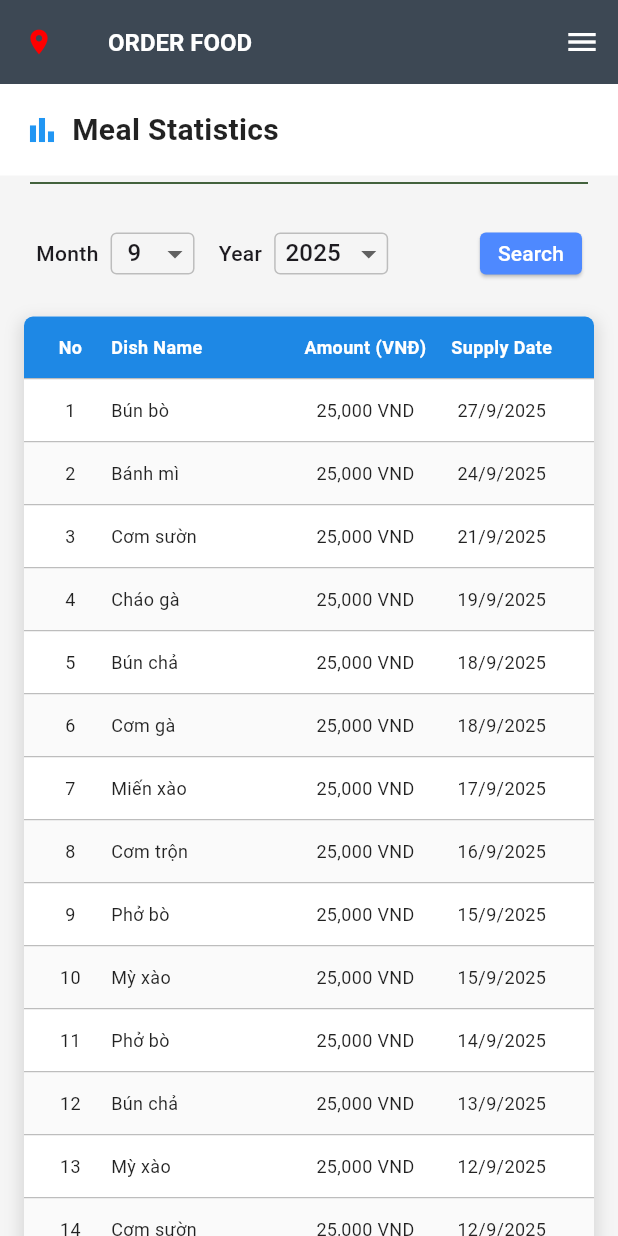
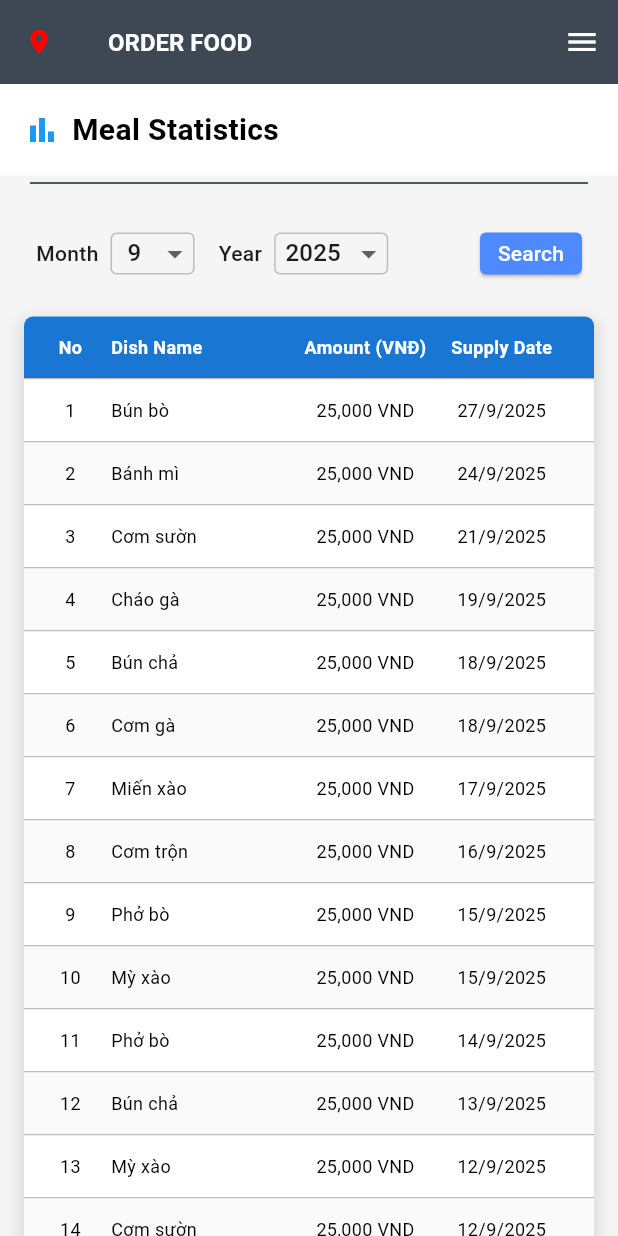
Before and after one commit to anhtv03/e-food, a Flutter app: the StatisticPage screen opened directly, on a phone screen of 412 x 824 dp. Run offline on Flutter 3.47's test engine with Material 3 defaults, Android fonts, the phone set to English and light mode, and no system bars; our stand-ins replace equatable, flutter_bloc.

Commit message:
chore: add new localization keys, replace hardcoded strings with AppLocalizations, and centralize color usage in AppColors across the codebase

```diff
--- a/lib/blocs/home_bloc/home_bloc.dart
+++ b/lib/blocs/home_bloc/home_bloc.dart
@@ -20,6 +20,7 @@ class HomeBloc extends Bloc<HomeEvent, HomeState> {
 
     try {
       await Future.delayed(Duration(seconds: 1));
+      print("home_bloc: bat dau loadhome");
 
       final meals = [
         Meal(
--- a/lib/constants/app_colors.dart
+++ b/lib/constants/app_colors.dart
@@ -31,4 +31,6 @@ class AppColors {
   static const Color greenRegister = Color(0xFF00B023);
   static const Color errorRed = Color(0xFFEC4622);
   static const Color greenRegisterLight = Color(0x80_00B023);
+  static const Color blue600 = Color(0xFF1976D2);
+  static const Color buttonBlue = Color(0xFF4E89FF);
 }
--- a/lib/l10n/app_localizations.dart
+++ b/lib/l10n/app_localizations.dart
@@ -490,6 +490,36 @@ abstract class AppLocalizations {
   /// In en, this message translates to:
   /// **'Cannot cancel order'**
   String get cantCancel;
+
+  /// No description provided for @noOrdered.
+  ///
+  /// In en, this message translates to:
+  /// **'Please place your first order!'**
+  String get noOrdered;
+
+  /// No description provided for @updateSuccess.
+  ///
+  /// In en, this message translates to:
+  /// **'Update successful'**
+  String get updateSuccess;
+
+  /// No description provided for @confirm.
+  ///
+  /// In en, this message translates to:
+  /// **'Confirm'**
+  String get confirm;
+
+  /// No description provided for @unconfirm.
+  ///
+  /// In en, this message translates to:
+  /// **'No'**
+  String get unconfirm;
+
+  /// No description provided for @chooseOtherYear.
+  ///
+  /// In en, this message translates to:
+  /// **'Please choose another month/year to view statistics'**
+  String get chooseOtherYear;
 }
 
 class _AppLocalizationsDelegate extends LocalizationsDelegate<AppLocalizations> {
--- a/lib/screens/history_screen.dart
+++ b/lib/screens/history_screen.dart
@@ -350,7 +350,7 @@ class _HistoryPageState extends State<HistoryPage> {
           ),
           SizedBox(height: 8),
           Text(
-            'Hãy đặt món đầu tiên của bạn!',
+            l10n.noOrdered,
             style: TextStyle(fontSize: 14, color: AppColors.grey500),
           ),
         ],
--- a/lib/screens/statistic_screen.dart
+++ b/lib/screens/statistic_screen.dart
@@ -1,6 +1,7 @@
 import 'package:e_food/blocs/statistic_bloc/statistic_bloc.dart';
 import 'package:e_food/blocs/statistic_bloc/statistic_event.dart';
 import 'package:e_food/blocs/statistic_bloc/statistic_state.dart';
+import 'package:e_food/constants/app_colors.dart';
 import 'package:e_food/models/meal_statistic.dart';
 import 'package:e_food/widgets/common/custom_app_drawer.dart';
 import 'package:e_food/widgets/common/custom_app_menu.dart';
@@ -38,7 +39,7 @@ class _StatisticPageState extends State<StatisticPage> {
   Widget build(BuildContext context) {
     final l10n = AppLocalizations.of(context);
     return Scaffold(
-      backgroundColor: Colors.grey[100],
+      backgroundColor: AppColors.grey100,
       appBar: AppMenu(),
       endDrawer: AppDrawer(page: "statistic"),
       body: SingleChildScrollView(
@@ -58,17 +59,17 @@ class _StatisticPageState extends State<StatisticPage> {
                 Container(
                   width: double.infinity,
                   padding: EdgeInsets.all(16),
-                  color: Colors.white,
+                  color: AppColors.white,
                   child: Row(
                     children: [
-                      Icon(Icons.bar_chart, color: Colors.blue, size: 24),
+                      Icon(Icons.bar_chart, color: AppColors.blue, size: 24),
                       SizedBox(width: 8),
                       Text(
                         l10n.mealStatistics,
                         style: TextStyle(
                           fontSize: 20,
                           fontWeight: FontWeight.bold,
-                          color: Colors.black87,
+                          color: AppColors.black,
                         ),
                       ),
                     ],
@@ -80,7 +81,7 @@ class _StatisticPageState extends State<StatisticPage> {
                   thickness: 1,
                   indent: 20,
                   endIndent: 20,
-                  color: Color.fromRGBO(9, 50, 0, 1),
+                  color: AppColors.darkGreen,
                 ),
                 SizedBox(height: 16),
 
@@ -119,7 +120,7 @@ class _StatisticPageState extends State<StatisticPage> {
           Container(
             height: 28,
             decoration: BoxDecoration(
-              border: Border.all(color: Colors.grey[400]!),
+              border: Border.all(color: AppColors.grey400),
               borderRadius: BorderRadius.circular(4),
             ),
             child: DropdownButtonHideUnderline(
@@ -158,7 +159,7 @@ class _StatisticPageState extends State<StatisticPage> {
           Container(
             height: 28,
             decoration: BoxDecoration(
-              border: Border.all(color: Colors.grey[400]!),
+              border: Border.all(color: AppColors.grey400),
               borderRadius: BorderRadius.circular(4),
             ),
             child: DropdownButtonHideUnderline(
@@ -198,8 +199,8 @@ class _StatisticPageState extends State<StatisticPage> {
                 );
               },
               style: ElevatedButton.styleFrom(
-                backgroundColor: Color.fromRGBO(78, 137, 255, 1),
-                foregroundColor: Colors.white,
+                backgroundColor: AppColors.buttonBlue,
+                foregroundColor: AppColors.white,
                 padding: EdgeInsets.symmetric(horizontal: 12),
                 shape: RoundedRectangleBorder(
                   borderRadius: BorderRadius.circular(4),
@@ -217,11 +218,11 @@ class _StatisticPageState extends State<StatisticPage> {
     return Container(
       margin: EdgeInsets.symmetric(horizontal: 16),
       decoration: BoxDecoration(
-        color: Colors.white,
+        color: AppColors.white,
         borderRadius: BorderRadius.circular(8),
         boxShadow: [
           BoxShadow(
-            color: Colors.grey.withValues(alpha: 0.3),
+            color: AppColors.grey.withValues(alpha: 0.3),
             spreadRadius: 3,
             blurRadius: 8,
             offset: Offset(0, 4),
@@ -270,12 +271,12 @@ class _StatisticPageState extends State<StatisticPage> {
                     Icon(
                       Icons.error_outline,
                       size: 48,
-                      color: Colors.grey[400],
+                      color: AppColors.grey400,
                     ),
                     SizedBox(height: 16),
                     Text(
                       state.message,
-                      style: TextStyle(fontSize: 14, color: Colors.grey[600]),
+                      style: TextStyle(fontSize: 14, color: AppColors.grey600),
                     ),
                   ],
                 ),
@@ -290,13 +291,13 @@ class _StatisticPageState extends State<StatisticPage> {
     return Container(
       padding: EdgeInsets.symmetric(vertical: 12, horizontal: 16),
       decoration: BoxDecoration(
-        color: Colors.blue[600],
+        color: AppColors.blue600,
         borderRadius: BorderRadius.only(
           topLeft: Radius.circular(6),
           topRight: Radius.circular(6),
         ),
         border: Border(
-          bottom: BorderSide(color: Colors.grey[400]!, width: 1.0),
+          bottom: BorderSide(color: AppColors.grey400, width: 1.0),
         ),
       ),
       child: Row(
@@ -309,7 +310,7 @@ class _StatisticPageState extends State<StatisticPage> {
               style: TextStyle(
                 fontSize: 12,
                 fontWeight: FontWeight.bold,
-                color: Colors.white,
+                color: AppColors.white,
               ),
               textAlign: TextAlign.center,
             ),
@@ -325,7 +326,7 @@ class _StatisticPageState extends State<StatisticPage> {
                 style: TextStyle(
                   fontSize: 12,
                   fontWeight: FontWeight.bold,
-                  color: Colors.white,
+                  color: AppColors.white,
                 ),
               ),
             ),
@@ -339,7 +340,7 @@ class _StatisticPageState extends State<StatisticPage> {
               style: TextStyle(
                 fontSize: 12,
                 fontWeight: FontWeight.bold,
-                color: Colors.white,
+                color: AppColors.white,
               ),
               textAlign: TextAlign.center,
             ),
@@ -353,7 +354,7 @@ class _StatisticPageState extends State<StatisticPage> {
               style: TextStyle(
                 fontSize: 12,
                 fontWeight: FontWeight.bold,
-                color: Colors.white,
+                color: AppColors.white,
               ),
               textAlign: TextAlign.center,
             ),
@@ -371,12 +372,12 @@ class _StatisticPageState extends State<StatisticPage> {
   ) {
     return Container(
       decoration: BoxDecoration(
-        color: index % 2 == 0 ? Colors.grey[50] : Colors.white,
+        color: index % 2 == 0 ? AppColors.grey50 : AppColors.white,
         border:
             index == length
                 ? null
                 : Border(
-                  bottom: BorderSide(color: Colors.grey[400]!, width: 1),
+                  bottom: BorderSide(color: AppColors.grey400, width: 1),
                 ),
       ),
       child: Padding(
@@ -388,7 +389,7 @@ class _StatisticPageState extends State<StatisticPage> {
               width: 30,
               child: Text(
                 index.toString(),
-                style: TextStyle(fontSize: 12, color: Colors.black87),
+                style: TextStyle(fontSize: 12, color: AppColors.black),
                 textAlign: TextAlign.center,
               ),
             ),
@@ -400,7 +401,7 @@ class _StatisticPageState extends State<StatisticPage> {
                 padding: EdgeInsets.only(left: 12),
                 child: Text(
                   meal.mealName,
-                  style: TextStyle(fontSize: 12, color: Colors.black87),
+                  style: TextStyle(fontSize: 12, color: AppColors.black),
                 ),
               ),
             ),
@@ -410,7 +411,7 @@ class _StatisticPageState extends State<StatisticPage> {
               flex: 2,
               child: Text(
                 '${NumberFormat('#,###').format(meal.price)} VND',
-                style: TextStyle(fontSize: 12, color: Colors.black87),
+                style: TextStyle(fontSize: 12, color: AppColors.black),
                 textAlign: TextAlign.center,
               ),
             ),
@@ -420,7 +421,7 @@ class _StatisticPageState extends State<StatisticPage> {
               flex: 2,
               child: Text(
                 DateFormat('d/M/yyyy').format(meal.serviceDate),
-                style: TextStyle(fontSize: 12, color: Colors.black87),
+                style: TextStyle(fontSize: 12, color: AppColors.black),
                 textAlign: TextAlign.center,
               ),
             ),
@@ -437,16 +438,16 @@ class _StatisticPageState extends State<StatisticPage> {
         child: Column(
           mainAxisAlignment: MainAxisAlignment.center,
           children: [
-            Icon(Icons.bar_chart, size: 64, color: Colors.grey[400]),
+            Icon(Icons.bar_chart, size: 64, color: AppColors.grey400),
             SizedBox(height: 16),
             Text(
               l10n.noData,
-              style: TextStyle(fontSize: 16, color: Colors.grey[600]),
+              style: TextStyle(fontSize: 16, color: AppColors.grey600),
             ),
             SizedBox(height: 8),
             Text(
-              'Hãy chọn tháng/năm khác để xem thống kê',
-              style: TextStyle(fontSize: 14, color: Colors.grey[500]),
+              l10n.chooseOtherYear,
+              style: TextStyle(fontSize: 14, color: AppColors.grey500),
             ),
           ],
         ),
@@ -469,7 +470,7 @@ class _StatisticPageState extends State<StatisticPage> {
             style: TextStyle(
               fontSize: 16,
               fontWeight: FontWeight.w700,
-              color: Colors.black87,
+              color: AppColors.black,
             ),
           ),
         ],
```
Also changed, not shown: lib/l10n/app_en.arb (+6 -1 lines), lib/l10n/app_localizations_en.dart (+15 -0 lines), lib/l10n/app_localizations_vi.dart (+15 -0 lines), lib/l10n/app_vi.arb (+6 -1 lines), lib/screens/home_screen.dart (+4 -4 lines).
